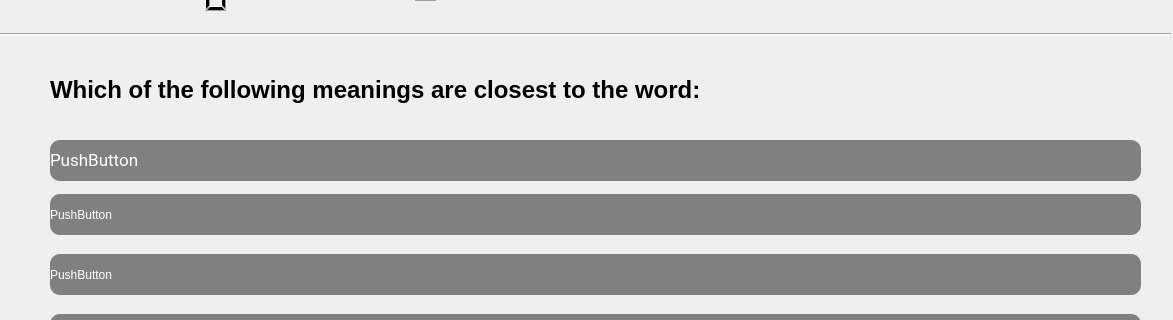
This is mcq.ui in prathameshnetake/BE_Project as Qt 5 draws it before an edit; both pictures show x 0 to 1173 and y 246 to 566 of the 1173 by 754 pixel window. The edited form follows.
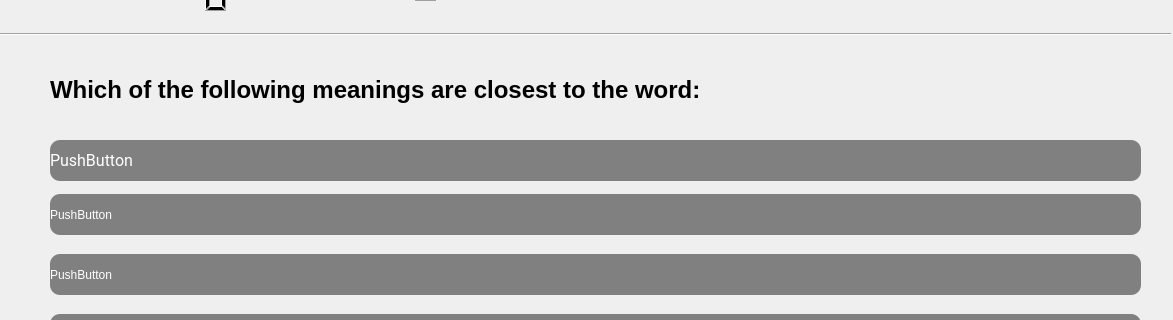
This is the edited form.

The edit to the form file:
```diff
--- a/mcq.ui
+++ b/mcq.ui
@@ -278,6 +278,9 @@
      <number>0</number>
     </property>
     <widget class="QPushButton" name="option1">
+     <property name="enabled">
+      <bool>true</bool>
+     </property>
      <property name="geometry">
       <rect>
        <x>0</x>
@@ -289,11 +292,10 @@
      <property name="font">
       <font>
        <family>Roboto</family>
-       <pointsize>13</pointsize>
+       <pointsize>12</pointsize>
        <weight>50</weight>
        <italic>false</italic>
        <bold>false</bold>
-       <stylestrategy>PreferDefault</stylestrategy>
       </font>
      </property>
      <property name="cursor">
```
Left out of the diff: 2 changed lines with no effect on the pictures.
